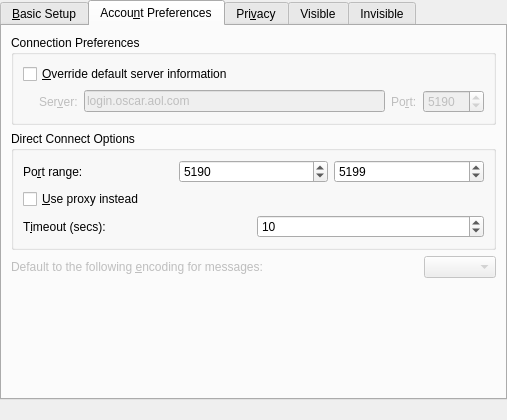
KDE/kopete, file protocols/oscar/aim/ui/aimeditaccountui.ui: the form before one commit.
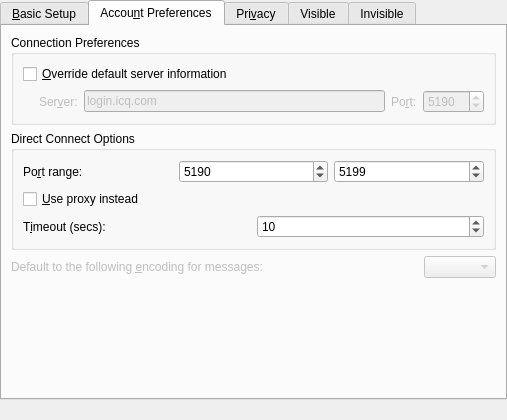
The form after the commit. The open tabs and pages were chosen to show the change. Custom widgets are drawn as their Qt base class.

```diff
--- a/protocols/oscar/aim/ui/aimeditaccountui.ui
+++ b/protocols/oscar/aim/ui/aimeditaccountui.ui
@@ -356,7 +356,7 @@
                <string>The IP address or hostmask of the AIM server you wish to connect to.  Normally you will want the default (login.oscar.aol.com).</string>
               </property>
               <property name="text" >
-               <string>login.oscar.aol.com</string>
+               <string>login.icq.com</string>
               </property>
              </widget>
             </item>
```
Left out of the diff: 4 changed lines with no effect on the pictures.
